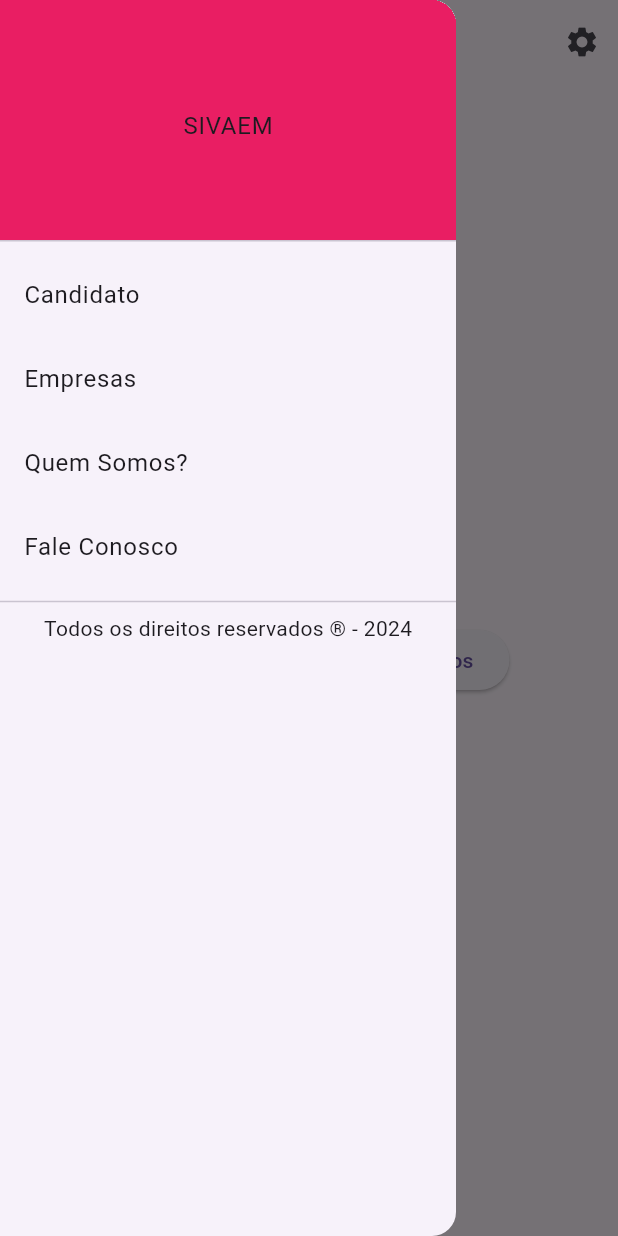
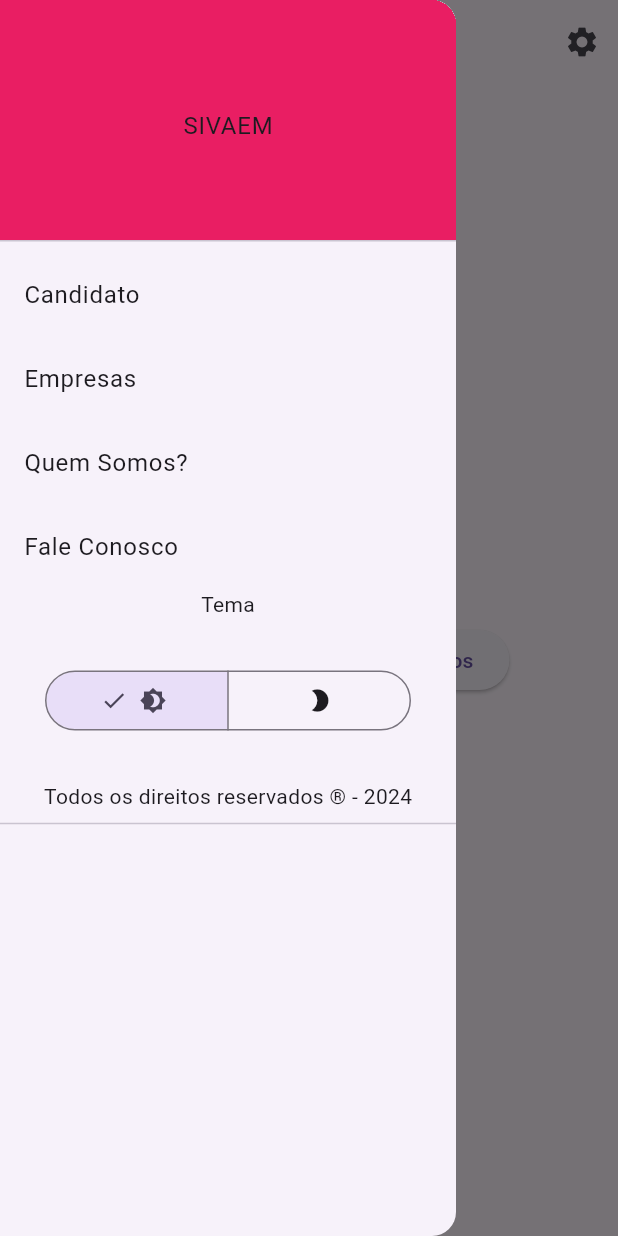
Before and after one commit to lucasjseixas/projdesenvmob, a Flutter app: the screen it shows after launch, with the side drawer open, on a phone screen of 412 x 824 dp. Run offline on Flutter 3.47's test engine with Material 3 defaults, Android fonts, the light colour scheme and no system bars.

Commit message:
dark/light button sem funcionalidade ainda

```diff
--- a/lib/Pages/home_page.dart
+++ b/lib/Pages/home_page.dart
@@ -2,8 +2,15 @@ import 'package:flutter/material.dart';
 import 'LoginPages/candidato_login.dart';
 import 'LoginPages/empresa_login.dart';
 
-class HomePage extends StatelessWidget {
+class HomePage extends StatefulWidget {
   const HomePage({super.key});
+
+  @override
+  State<HomePage> createState() => _HomePageState();
+}
+
+class _HomePageState extends State<HomePage> {
+  Set<String> _selected = {'Modo Escuro'};
 
   @override
   Widget build(BuildContext context) {
@@ -12,11 +19,8 @@ class HomePage extends StatelessWidget {
         title: const Text('HOME PAGE'),
         centerTitle: true,
         actions: <Widget>[
-          IconButton(
-            onPressed: () {},
-            icon: const Icon(Icons.settings),
-          ),
-        ],
+          IconButton(onPressed: (){}, icon: const Icon(Icons.settings))
+        ]
       ),
       drawer: Drawer(
         child: ListView(
@@ -44,10 +48,31 @@ class HomePage extends StatelessWidget {
               title: const Text('Fale Conosco'),
               onTap: () {},
             ),
-            const Divider(),
+            const Center(child: Text('Tema')),
+            Padding(
+              padding: const EdgeInsets.all(30.0),
+              child: SegmentedButton(
+                multiSelectionEnabled: false,
+                segments: const <ButtonSegment<String>>[
+                  ButtonSegment<String>(
+                    value: 'Modo Escuro',
+                    icon: Icon(Icons.brightness_4),
+                  ),
+                  ButtonSegment<String>(
+                    value: 'Modo Claro',
+                    icon: Icon(Icons.brightness_2),
+                  ),
+                ],
+                selected: _selected,
+                onSelectionChanged: updateSelected,
+                showSelectedIcon: true,
+                selectedIcon: const Icon(Icons.check),
+              ),
+            ),
             const Center(
               child: Text('Todos os direitos reservados ® - 2024'),
             ),
+            const Divider(),
           ],
         ),
       ),
@@ -85,4 +110,16 @@ class HomePage extends StatelessWidget {
       ),
     );
   }
+
+  PopupMenuItem _buildPopupMenuItem(String title) {
+    return PopupMenuItem(
+      child: Text(title),
+    );
+  }
+
+  void updateSelected(Set<String> newSelection){
+    setState(() {
+      _selected = newSelection;
+    });
+  }
 }
--- a/lib/main.dart
+++ b/lib/main.dart
@@ -12,8 +12,7 @@ class App extends StatelessWidget {
   Widget build(BuildContext context) {
     return MaterialApp(
       debugShowCheckedModeBanner: false,
-      theme: ThemeData.light(),
-
+      theme: ThemeData.light(useMaterial3: true),
       home: const HomePage(),
     );
   }
```
Also changed, not shown: lib/utils/menu_anchor.dart (added, +15 -0 lines), lib/Pages/LoginPages/Forms/cadidato_form.dart (line endings or trailing spaces).
